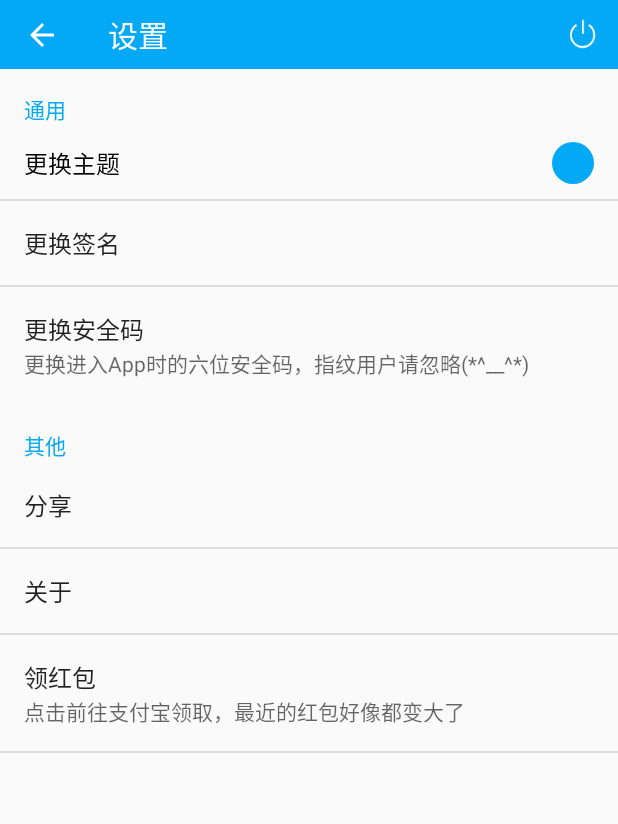
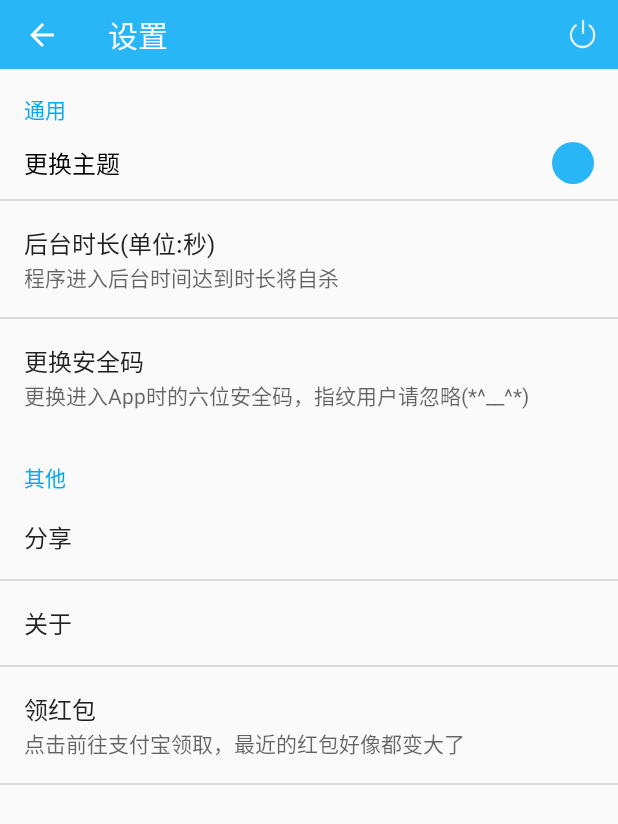
Before and after one commit to paradoxie/DizzyPassword, an Android app: the SettingActivity screen opened directly, with no data from a screen before it, on a phone screen of 412 x 824 dp. Shown: the top 824 px of the screen. Run offline under Robolectric (Android 15) with nearby library versions, the phone set to English and light mode, and no system bars; libraries missing offline, so code that uses them is left out: cn.bmob.v3.

Commit message:
2017.12.21😀 0.0.3^2+3
增强条目检索功能，多个标签tag联合定位
增加自杀功能，自杀诶，还有谁
优化搜索历史列表，涉及排序和去重
增加对没有网络时的判断
增加自动生成时默认位数策略
优化需要修改id的优先级，直接在注册页面可跳转

```diff
--- a/app/src/main/AndroidManifest.xml
+++ b/app/src/main/AndroidManifest.xml
@@ -34,7 +34,8 @@
 
         </activity>
 
-        <activity android:name=".activity.SignActivity"/>
+        <activity android:name=".activity.SignActivity"
+                  android:windowSoftInputMode="stateHidden"/>
 
         <activity
             android:name=".activity.AddActivity"
--- a/app/src/main/java/cf/paradoxie/dizzypassword/activity/GetPwdActivity.java
+++ b/app/src/main/java/cf/paradoxie/dizzypassword/activity/GetPwdActivity.java
@@ -4,6 +4,7 @@ import android.annotation.SuppressLint;
 import android.os.Bundle;
 import android.view.View;
 import android.view.ViewGroup;
+import android.view.Window;
 import android.widget.Button;
 
 import com.mixiaoxiao.smoothcompoundbutton.SmoothSwitch;
@@ -55,6 +56,7 @@ public class GetPwdActivity extends BaseActivity {
         super.onCreate(savedInstanceState);
         getWindow().setLayout(ViewGroup.LayoutParams.MATCH_PARENT, ViewGroup.LayoutParams.WRAP_CONTENT);
         setFinishOnTouchOutside(true);
+        requestWindowFeature(Window.FEATURE_NO_TITLE);
         setContentView(R.layout.activity_getpwd);
         init();
     }
@@ -83,6 +85,9 @@ public class GetPwdActivity extends BaseActivity {
                 if (num < 6) {
                     MyApplication.showToast("请选择密码位数");
                     return;
+                }
+                if (num==8){
+                    MyApplication.showToast("不建议使用默认位数哦~");
                 }
                 if (ss1.isChecked() && !ss2.isChecked() && !ss3.isChecked() && !ss4.isChecked()) {
                     //1仅数字
@@ -167,6 +172,7 @@ public class GetPwdActivity extends BaseActivity {
         ss2.setChecked(Boolean.parseBoolean(strings[1]));
         ss3.setChecked(Boolean.parseBoolean(strings[2]));
         ss4.setChecked(Boolean.parseBoolean(strings[3]));
+        sb_num.setProgress(8f);
 
     }
 
--- a/app/src/main/res/drawable/shape_rectangle_with_radius.xml
+++ b/app/src/main/res/drawable/shape_rectangle_with_radius.xml
@@ -4,7 +4,7 @@
 
     <corners android:radius="20dp"/>
 
-    <solid android:color="?colorAccent"/>
+    <solid android:color="?colorPrimary"/>
     <!--<stroke-->
         <!--android:width="2dp"-->
         <!--android:color="@android:color/black"-->
--- a/app/src/main/res/values-v19/styles.xml
+++ b/app/src/main/res/values-v19/styles.xml
@@ -11,115 +11,115 @@
     </style>
 
     <style name="Theme1" parent="AppTheme.NoActionBar">
-        <item name="colorPrimary">@color/red500</item>
+        <item name="colorPrimary">@color/red400</item>
         <item name="colorPrimaryDark">@color/red700</item>
         <item name="colorAccent">@color/red500</item>
     </style>
 
     <style name="Theme2" parent="AppTheme.NoActionBar">
-        <item name="colorPrimary">@color/pink500</item>
+        <item name="colorPrimary">@color/pink400</item>
         <item name="colorPrimaryDark">@color/pink700</item>
         <item name="colorAccent">@color/pink500</item>
     </style>
 
     <style name="Theme3" parent="AppTheme.NoActionBar">
-        <item name="colorPrimary">@color/purple500</item>
+        <item name="colorPrimary">@color/purple400</item>
         <item name="colorPrimaryDark">@color/purple700</item>
         <item name="colorAccent">@color/purple500</item>
     </style>
 
     <style name="Theme4" parent="AppTheme.NoActionBar">
-        <item name="colorPrimary">@color/deeppurple500</item>
+        <item name="colorPrimary">@color/deeppurple400</item>
         <item name="colorPrimaryDark">@color/deeppurple700</item>
         <item name="colorAccent">@color/deeppurple500</item>
     </style>
 
     <style name="Theme5" parent="AppTheme.NoActionBar">
-        <item name="colorPrimary">@color/indigo500</item>
+        <item name="colorPrimary">@color/indigo400</item>
         <item name="colorPrimaryDark">@color/indigo700</item>
         <item name="colorAccent">@color/indigo500</item>
     </style>
 
     <style name="Theme6" parent="AppTheme.NoActionBar">
-        <item name="colorPrimary">@color/blue500</item>
+        <item name="colorPrimary">@color/blue400</item>
         <item name="colorPrimaryDark">@color/blue700</item>
         <item name="colorAccent">@color/blue500</item>
     </style>
 
     <style name="Theme7">
-        <item name="colorPrimary">@color/lightblue500</item>
+        <item name="colorPrimary">@color/lightblue400</item>
         <item name="colorPrimaryDark">@color/lightblue700</item>
         <item name="colorAccent">@color/lightblue500</item>
     </style>
 
     <style name="Theme8" parent="AppTheme.NoActionBar">
-        <item name="colorPrimary">@color/cyan500</item>
+        <item name="colorPrimary">@color/cyan400</item>
         <item name="colorPrimaryDark">@color/cyan700</item>
         <item name="colorAccent">@color/cyan500</item>
     </style>
 
     <style name="Theme9" parent="AppTheme.NoActionBar">
-        <item name="colorPrimary">@color/teal500</item>
+        <item name="colorPrimary">@color/teal400</item>
         <item name="colorPrimaryDark">@color/teal700</item>
         <item name="colorAccent">@color/teal500</item>
     </style>
 
     <style name="Theme10" parent="AppTheme.NoActionBar">
-        <item name="colorPrimary">@color/green500</item>
+        <item name="colorPrimary">@color/green400</item>
         <item name="colorPrimaryDark">@color/green700</item>
         <item name="colorAccent">@color/green500</item>
     </style>
 
     <style name="Theme11" parent="AppTheme.NoActionBar">
-        <item name="colorPrimary">@color/lightgreen500</item>
+        <item name="colorPrimary">@color/lightgreen400</item>
         <item name="colorPrimaryDark">@color/lightgreen700</item>
         <item name="colorAccent">@color/lightgreen500</item>
     </style>
 
     <style name="Theme12" parent="AppTheme.NoActionBar">
-        <item name="colorPrimary">@color/lime500</item>
+        <item name="colorPrimary">@color/lime400</item>
         <item name="colorPrimaryDark">@color/lime700</item>
         <item name="colorAccent">@color/lime500</item>
     </style>
 
     <style name="Theme13" parent="AppTheme.NoActionBar">
-        <item name="colorPrimary">@color/yellow500</item>
+        <item name="colorPrimary">@color/yellow400</item>
         <item name="colorPrimaryDark">@color/yellow700</item>
         <item name="colorAccent">@color/yellow500</item>
     </style>
 
     <style name="Theme14" parent="AppTheme.NoActionBar">
-        <item name="colorPrimary">@color/amber500</item>
+        <item name="colorPrimary">@color/amber400</item>
         <item name="colorPrimaryDark">@color/amber700</item>
         <item name="colorAccent">@color/amber500</item>
     </style>
 
     <style name="Theme15" parent="AppTheme.NoActionBar">
-        <item name="colorPrimary">@color/orange500</item>
+        <item name="colorPrimary">@color/orange400</item>
         <item name="colorPrimaryDark">@color/orange700</item>
         <item name="colorAccent">@color/orange500</item>
     </style>
 
     <style name="Theme16" parent="AppTheme.NoActionBar">
-        <item name="colorPrimary">@color/deeporange500</item>
+        <item name="colorPrimary">@color/deeporange400</item>
         <item name="colorPrimaryDark">@color/deeporange700</item>
         <item name="colorAccent">@color/deeporange500</item>
     </style>
 
     <style name="Theme17" parent="AppTheme.NoActionBar">
-        <item name="colorPrimary">@color/brown500</item>
+        <item name="colorPrimary">@color/brown400</item>
         <item name="colorPrimaryDark">@color/brown700</item>
         <item name="colorAccent">@color/brown500</item>
     </style>
 
     <style name="Theme18" parent="AppTheme.NoActionBar">
-        <item name="colorPrimary">@color/grey500</item>
+        <item name="colorPrimary">@color/grey400</item>
         <item name="colorPrimaryDark">@color/grey700</item>
         <item name="colorAccent">@color/grey500</item>
     </style>
 
     <style name="Theme19" parent="AppTheme.NoActionBar">
-        <item name="colorPrimary">@color/bluegrey500</item>
+        <item name="colorPrimary">@color/bluegrey400</item>
         <item name="colorPrimaryDark">@color/bluegrey700</item>
         <item name="colorAccent">@color/bluegrey500</item>
     </style>
--- a/app/src/main/res/values-v21/styles.xml
+++ b/app/src/main/res/values-v21/styles.xml
@@ -27,115 +27,115 @@
     </style>
 
     <style name="Theme1" parent="AppTheme.NoActionBar">
-        <item name="colorPrimary">@color/red500</item>
+        <item name="colorPrimary">@color/red400</item>
         <item name="colorPrimaryDark">@color/red700</item>
         <item name="colorAccent">@color/red500</item>
     </style>
 
     <style name="Theme2" parent="AppTheme.NoActionBar">
-        <item name="colorPrimary">@color/pink500</item>
+        <item name="colorPrimary">@color/pink400</item>
         <item name="colorPrimaryDark">@color/pink700</item>
         <item name="colorAccent">@color/pink500</item>
     </style>
 
     <style name="Theme3" parent="AppTheme.NoActionBar">
-        <item name="colorPrimary">@color/purple500</item>
+        <item name="colorPrimary">@color/purple400</item>
         <item name="colorPrimaryDark">@color/purple700</item>
         <item name="colorAccent">@color/purple500</item>
     </style>
 
     <style name="Theme4" parent="AppTheme.NoActionBar">
-        <item name="colorPrimary">@color/deeppurple500</item>
+        <item name="colorPrimary">@color/deeppurple400</item>
         <item name="colorPrimaryDark">@color/deeppurple700</item>
         <item name="colorAccent">@color/deeppurple500</item>
     </style>
 
     <style name="Theme5" parent="AppTheme.NoActionBar">
-        <item name="colorPrimary">@color/indigo500</item>
+        <item name="colorPrimary">@color/indigo400</item>
         <item name="colorPrimaryDark">@color/indigo700</item>
         <item name="colorAccent">@color/indigo500</item>
     </style>
 
     <style name="Theme6" parent="AppTheme.NoActionBar">
-        <item name="colorPrimary">@color/blue500</item>
+        <item name="colorPrimary">@color/blue400</item>
         <item name="colorPrimaryDark">@color/blue700</item>
         <item name="colorAccent">@color/blue500</item>
     </style>
 
     <style name="Theme7">
-        <item name="colorPrimary">@color/lightblue500</item>
+        <item name="colorPrimary">@color/lightblue400</item>
         <item name="colorPrimaryDark">@color/lightblue700</item>
         <item name="colorAccent">@color/lightblue500</item>
     </style>
 
     <style name="Theme8" parent="AppTheme.NoActionBar">
-        <item name="colorPrimary">@color/cyan500</item>
+        <item name="colorPrimary">@color/cyan400</item>
         <item name="colorPrimaryDark">@color/cyan700</item>
         <item name="colorAccent">@color/cyan500</item>
     </style>
 
     <style name="Theme9" parent="AppTheme.NoActionBar">
-        <item name="colorPrimary">@color/teal500</item>
+        <item name="colorPrimary">@color/teal400</item>
         <item name="colorPrimaryDark">@color/teal700</item>
         <item name="colorAccent">@color/teal500</item>
     </style>
 
     <style name="Theme10" parent="AppTheme.NoActionBar">
-        <item name="colorPrimary">@color/green500</item>
+        <item name="colorPrimary">@color/green400</item>
         <item name="colorPrimaryDark">@color/green700</item>
         <item name="colorAccent">@color/green500</item>
     </style>
 
     <style name="Theme11" parent="AppTheme.NoActionBar">
-        <item name="colorPrimary">@color/lightgreen500</item>
+        <item name="colorPrimary">@color/lightgreen400</item>
         <item name="colorPrimaryDark">@color/lightgreen700</item>
         <item name="colorAccent">@color/lightgreen500</item>
     </style>
 
     <style name="Theme12" parent="AppTheme.NoActionBar">
-        <item name="colorPrimary">@color/lime500</item>
+        <item name="colorPrimary">@color/lime400</item>
         <item name="colorPrimaryDark">@color/lime700</item>
         <item name="colorAccent">@color/lime500</item>
     </style>
 
     <style name="Theme13" parent="AppTheme.NoActionBar">
-        <item name="colorPrimary">@color/yellow500</item>
+        <item name="colorPrimary">@color/yellow400</item>
         <item name="colorPrimaryDark">@color/yellow700</item>
         <item name="colorAccent">@color/yellow500</item>
     </style>
 
     <style name="Theme14" parent="AppTheme.NoActionBar">
-        <item name="colorPrimary">@color/amber500</item>
+        <item name="colorPrimary">@color/amber400</item>
         <item name="colorPrimaryDark">@color/amber700</item>
         <item name="colorAccent">@color/amber500</item>
     </style>
 
     <style name="Theme15" parent="AppTheme.NoActionBar">
-        <item name="colorPrimary">@color/orange500</item>
+        <item name="colorPrimary">@color/orange400</item>
         <item name="colorPrimaryDark">@color/orange700</item>
         <item name="colorAccent">@color/orange500</item>
     </style>
 
     <style name="Theme16" parent="AppTheme.NoActionBar">
-        <item name="colorPrimary">@color/deeporange500</item>
+        <item name="colorPrimary">@color/deeporange400</item>
         <item name="colorPrimaryDark">@color/deeporange700</item>
         <item name="colorAccent">@color/deeporange500</item>
     </style>
 
     <style name="Theme17" parent="AppTheme.NoActionBar">
-        <item name="colorPrimary">@color/brown500</item>
+        <item name="colorPrimary">@color/brown400</item>
         <item name="colorPrimaryDark">@color/brown700</item>
         <item name="colorAccent">@color/brown500</item>
     </style>
 
     <style name="Theme18" parent="AppTheme.NoActionBar">
-        <item name="colorPrimary">@color/grey500</item>
+        <item name="colorPrimary">@color/grey400</item>
         <item name="colorPrimaryDark">@color/grey700</item>
         <item name="colorAccent">@color/grey500</item>
     </style>
 
     <style name="Theme19" parent="AppTheme.NoActionBar">
-        <item name="colorPrimary">@color/bluegrey500</item>
+        <item name="colorPrimary">@color/bluegrey400</item>
         <item name="colorPrimaryDark">@color/bluegrey700</item>
         <item name="colorAccent">@color/bluegrey500</item>
     </style>
--- a/app/src/main/res/values/strings.xml
+++ b/app/src/main/res/values/strings.xml
@@ -7,8 +7,9 @@
     <string name="action_note_1">1.首次使用请先注册，注册仅支持邮箱，请务必使用常用邮箱</string>
     <string name="action_note_2">2.数据上传云端之前，除开tag信息，全部已加密，密钥由您的密码决定</string>
     <string name="action_note_3">3.忘记用户密码后不支持帐号找回，因为加密后后端看不见您的帐号信息</string>
-    <string name="action_note_4">4.实在担心您所记录的信息的安全性，可以查看app中教程，将信息记录到自己的后台</string>
-    <string name="action_note_5">6.祝您食用开心(*^__^*)</string>
+    <string name="action_note_4">4.若担心您所记录的信息的安全性，请点击右上角【修改ID】，根据其中的教程，将信息记录到自己的后台</string>
+    <string name="action_note_5">7.祝您食用开心(*^__^*)</string>
+    <string name="action_note_7">6.作为作者，建议用户使用自己的后台储存数据哟~</string>
     <string name="action_note_6">5.如果您需要将信息记录到自己的后台，请先不要注册，按照教程修改完Application ID之后再进行注册登录操作</string>
 
     <string name="copy">帐号、密码信息复制成功！</string>
--- a/app/src/main/res/values/styles.xml
+++ b/app/src/main/res/values/styles.xml
@@ -56,115 +56,115 @@
     </style>
 
     <style name="Theme1" parent="AppTheme.NoActionBar">
-        <item name="colorPrimary">@color/red500</item>
+        <item name="colorPrimary">@color/red400</item>
         <item name="colorPrimaryDark">@color/red700</item>
         <item name="colorAccent">@color/red500</item>
     </style>
 
     <style name="Theme2" parent="AppTheme.NoActionBar">
-        <item name="colorPrimary">@color/pink500</item>
+        <item name="colorPrimary">@color/pink400</item>
         <item name="colorPrimaryDark">@color/pink700</item>
         <item name="colorAccent">@color/pink500</item>
     </style>
 
     <style name="Theme3" parent="AppTheme.NoActionBar">
-        <item name="colorPrimary">@color/purple500</item>
+        <item name="colorPrimary">@color/purple400</item>
         <item name="colorPrimaryDark">@color/purple700</item>
         <item name="colorAccent">@color/purple500</item>
     </style>
 
     <style name="Theme4" parent="AppTheme.NoActionBar">
-        <item name="colorPrimary">@color/deeppurple500</item>
+        <item name="colorPrimary">@color/deeppurple400</item>
         <item name="colorPrimaryDark">@color/deeppurple700</item>
         <item name="colorAccent">@color/deeppurple500</item>
     </style>
 
     <style name="Theme5" parent="AppTheme.NoActionBar">
-        <item name="colorPrimary">@color/indigo500</item>
+        <item name="colorPrimary">@color/indigo400</item>
         <item name="colorPrimaryDark">@color/indigo700</item>
         <item name="colorAccent">@color/indigo500</item>
     </style>
 
     <style name="Theme6" parent="AppTheme.NoActionBar">
-        <item name="colorPrimary">@color/blue500</item>
+        <item name="colorPrimary">@color/blue400</item>
         <item name="colorPrimaryDark">@color/blue700</item>
         <item name="colorAccent">@color/blue500</item>
     </style>
 
     <style name="Theme7">
-        <item name="colorPrimary">@color/lightblue500</item>
+        <item name="colorPrimary">@color/lightblue400</item>
         <item name="colorPrimaryDark">@color/lightblue700</item>
         <item name="colorAccent">@color/lightblue500</item>
     </style>
 
     <style name="Theme8" parent="AppTheme.NoActionBar">
-        <item name="colorPrimary">@color/cyan500</item>
+        <item name="colorPrimary">@color/cyan400</item>
         <item name="colorPrimaryDark">@color/cyan700</item>
         <item name="colorAccent">@color/cyan500</item>
     </style>
 
     <style name="Theme9" parent="AppTheme.NoActionBar">
-        <item name="colorPrimary">@color/teal500</item>
+        <item name="colorPrimary">@color/teal400</item>
         <item name="colorPrimaryDark">@color/teal700</item>
         <item name="colorAccent">@color/teal500</item>
     </style>
 
     <style name="Theme10" parent="AppTheme.NoActionBar">
-        <item name="colorPrimary">@color/green500</item>
+        <item name="colorPrimary">@color/green400</item>
         <item name="colorPrimaryDark">@color/green700</item>
         <item name="colorAccent">@color/green500</item>
     </style>
 
     <style name="Theme11" parent="AppTheme.NoActionBar">
-        <item name="colorPrimary">@color/lightgreen500</item>
+        <item name="colorPrimary">@color/lightgreen400</item>
         <item name="colorPrimaryDark">@color/lightgreen700</item>
         <item name="colorAccent">@color/lightgreen500</item>
     </style>
 
     <style name="Theme12" parent="AppTheme.NoActionBar">
-        <item name="colorPrimary">@color/lime500</item>
+        <item name="colorPrimary">@color/lime400</item>
         <item name="colorPrimaryDark">@color/lime700</item>
         <item name="colorAccent">@color/lime500</item>
     </style>
 
     <style name="Theme13" parent="AppTheme.NoActionBar">
-        <item name="colorPrimary">@color/yellow500</item>
+        <item name="colorPrimary">@color/yellow400</item>
         <item name="colorPrimaryDark">@color/yellow700</item>
         <item name="colorAccent">@color/yellow500</item>
     </style>
 
     <style name="Theme14" parent="AppTheme.NoActionBar">
-        <item name="colorPrimary">@color/amber500</item>
+        <item name="colorPrimary">@color/amber400</item>
         <item name="colorPrimaryDark">@color/amber700</item>
         <item name="colorAccent">@color/amber500</item>
     </style>
 
     <style name="Theme15" parent="AppTheme.NoActionBar">
-        <item name="colorPrimary">@color/orange500</item>
+        <item name="colorPrimary">@color/orange400</item>
         <item name="colorPrimaryDark">@color/orange700</item>
         <item name="colorAccent">@color/orange500</item>
     </style>
 
     <style name="Theme16" parent="AppTheme.NoActionBar">
-        <item name="colorPrimary">@color/deeporange500</item>
+        <item name="colorPrimary">@color/deeporange400</item>
         <item name="colorPrimaryDark">@color/deeporange700</item>
         <item name="colorAccent">@color/deeporange500</item>
     </style>
 
     <style name="Theme17" parent="AppTheme.NoActionBar">
-        <item name="colorPrimary">@color/brown500</item>
+        <item name="colorPrimary">@color/brown400</item>
         <item name="colorPrimaryDark">@color/brown700</item>
         <item name="colorAccent">@color/brown500</item>
     </style>
 
     <style name="Theme18" parent="AppTheme.NoActionBar">
-        <item name="colorPrimary">@color/grey500</item>
+        <item name="colorPrimary">@color/grey400</item>
         <item name="colorPrimaryDark">@color/grey700</item>
         <item name="colorAccent">@color/grey500</item>
     </style>
 
     <style name="Theme19" parent="AppTheme.NoActionBar">
-        <item name="colorPrimary">@color/bluegrey500</item>
+        <item name="colorPrimary">@color/bluegrey400</item>
         <item name="colorPrimaryDark">@color/bluegrey700</item>
         <item name="colorAccent">@color/bluegrey500</item>
     </style>
--- a/app/src/main/res/xml/pref_settings.xml
+++ b/app/src/main/res/xml/pref_settings.xml
@@ -5,9 +5,15 @@
         android:title="通用">
         <cf.paradoxie.dizzypassword.view.ThemeChoice
             android:key="theme_change"/>
-        <PreferenceScreen
+        <EditTextPreference
             android:key="id_change"
-            android:title="更换签名"/>
+            android:title="后台时长(单位:秒)"
+            android:paddingLeft="5dp"
+            android:summary="程序进入后台时间达到时长将自杀"
+            android:inputType="number"
+            android:gravity="center"
+            android:hint="默认值为60秒"
+            android:maxLength="3"/>
         <EditTextPreference
             android:key="id_code"
             android:title="更换安全码"
```
Also changed, not shown: app/src/main/java/cf/paradoxie/dizzypassword/MyApplication.java (+80 -2 lines), app/src/main/java/cf/paradoxie/dizzypassword/activity/BaseActivity.java (+22 -4 lines), app/src/main/java/cf/paradoxie/dizzypassword/activity/MainActivity.java (+23 -6 lines), app/src/main/java/cf/paradoxie/dizzypassword/activity/SettingActivity.java (+12 -4 lines), app/src/main/java/cf/paradoxie/dizzypassword/activity/SignActivity.java (+20 -0 lines), app/src/main/res/layout/activity_sign.xml (+13 -3 lines), app/src/main/res/menu/menu_sign.xml (added, +11 -0 lines), searchview/src/main/java/km/lmy/searchview/SearchView.java (+7 -4 lines), 1 other file.
